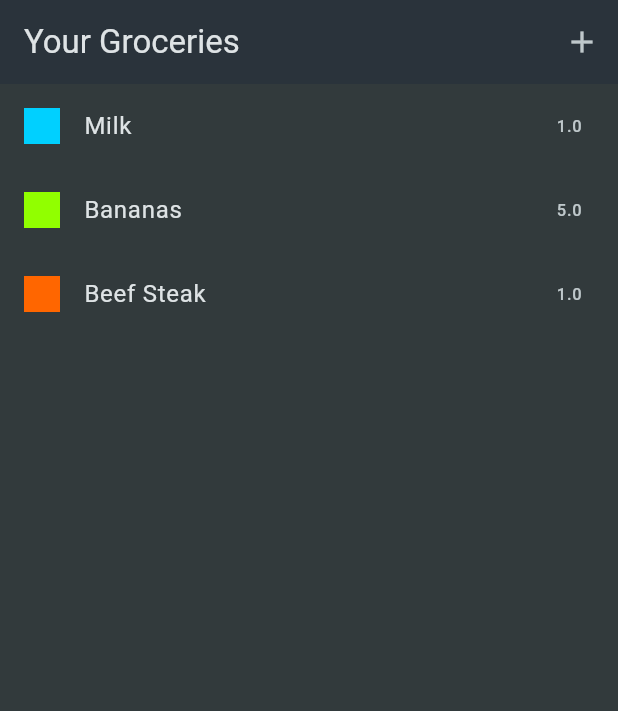
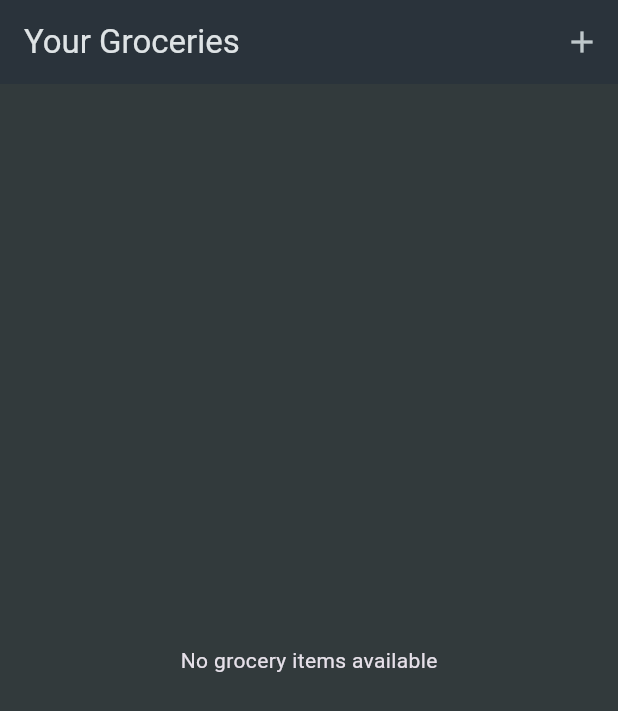
Before and after one commit to Gul-Is-Here/Shopping-List, a Flutter app: the GroceryList screen opened directly, on a phone screen of 412 x 824 dp. Shown: the top 711 px of the screen. Run offline on Flutter 3.47's test engine with Material 3 defaults, Android fonts, the light colour scheme and no system bars; our stand-ins replace get.

Commit message:
'Complete List'

```diff
--- a/lib/controller/item_controller.dart
+++ b/lib/controller/item_controller.dart
@@ -1,11 +1,31 @@
 import 'package:flutter/material.dart';
 import 'package:get/get.dart';
-import 'package:shpping_list/screens/add_new_item.dart';
+import 'package:shpping_list/data/categories.dart';
+
+import '../model/category.dart';
+import '../model/grocery_item.dart';
+import '../screens/add_new_item.dart';
 
 class ItemController extends GetxController {
-  void addNewItem(BuildContext context) {
-    Navigator.of(context).push(MaterialPageRoute(builder: (context) {
-      return const NewItem();
-    }));
+  final List<GroceryItem> groceryList = <GroceryItem>[].obs;
+  final formKey = GlobalKey<FormState>();
+  var enteredName = '';
+  var enteredQuantity = '';
+  Category selectedCategory = categories[Categories.vegetables] as Category;
+
+  void saveForm(BuildContext context) {
+    if (formKey.currentState!.validate()) {
+      formKey.currentState!.save();
+      groceryList.add(GroceryItem(
+          id: DateTime.now().toString(),
+          name: enteredName,
+          quantity: double.parse(enteredQuantity),
+          category: selectedCategory));
+      Get.back(); // Close the dialog after adding the item
+    }
+  }
+
+  void addNewItem(BuildContext context) async {
+    await Get.to(() => const NewItem());
   }
 }
--- a/lib/data/dummy_items.dart
+++ /dev/null
@@ -1,21 +0,0 @@
-import 'package:shpping_list/data/categories.dart';
-import 'package:shpping_list/model/category.dart';
-import 'package:shpping_list/model/grocery_item.dart';
-
-final groceryItems = [
-  GroceryItem(
-      id: 'a',
-      name: 'Milk',
-      quantity: 1,
-      category: categories[Categories.dairy] as Category),
-  GroceryItem(
-      id: 'b',
-      name: 'Bananas',
-      quantity: 5,
-      category: categories[Categories.fruit] as Category),
-  GroceryItem(
-      id: 'c',
-      name: 'Beef Steak',
-      quantity: 1,
-      category: categories[Categories.meat] as Category),
-];
--- a/lib/main.dart
+++ b/lib/main.dart
@@ -1,7 +1,7 @@
 import 'package:flutter/material.dart';
 import 'package:get/get.dart';
 
-import 'widgets/grocery_list.dart';
+import 'screens/grocery_list.dart';
 
 void main() {
   runApp(const MyApp());
@@ -24,7 +24,7 @@ class MyApp extends StatelessWidget {
         ),
         scaffoldBackgroundColor: const Color.fromARGB(255, 50, 58, 60),
       ),
-      home: const GroceryList(),
+      home: GroceryList(),
     );
   }
 }
--- a/lib/screens/grocery_list.dart
+++ b/lib/screens/grocery_list.dart
@@ -1,15 +1,14 @@
 import 'package:flutter/material.dart';
 import 'package:get/get.dart';
-import 'package:shpping_list/controller/list_controller.dart';
-
-import '../data/dummy_items.dart';
+import 'package:shpping_list/controller/item_controller.dart';
 
 class GroceryList extends StatelessWidget {
-  const GroceryList({super.key});
+  final ItemController controller = Get.put(ItemController());
+
+  GroceryList({super.key});
 
   @override
   Widget build(BuildContext context) {
-    final controller = Get.put(ItemController());
     return Scaffold(
       appBar: AppBar(
         title: const Text('Your Groceries'),
@@ -18,21 +17,29 @@ class GroceryList extends StatelessWidget {
             onPressed: () {
               controller.addNewItem(context);
             },
-              icon: const Icon(Icons.add))
+            icon: const Icon(Icons.add),
+          ),
         ],
       ),
-      body: ListView.builder(
-        itemCount: groceryItems.length,
-        itemBuilder: (ctx, index) => ListTile(
-          title: Text(groceryItems[index].name),
+      body: Obx(
+        () => controller.groceryList.isEmpty
+            ? const Center(child: Text('No grocery items available'))
+            : ListView.builder(
+                itemCount: controller.groceryList.length,
+                itemBuilder: (ctx, index) {
+                  // final groceryItem = controller.groceryList[index];
+                  return ListTile(
+                    title: Text(controller.groceryList[index].name),
                     leading: Container(
                       width: 24,
                       height: 24,
-            color: groceryItems[index].category.color,
+                      color: controller.groceryList[index].category.color,
                     ),
                     trailing: Text(
-            groceryItems[index].quantity.toString(),
+                      controller.groceryList[index].quantity.toString(),
                     ),
+                  );
+                },
               ),
       ),
     );
```
Also changed, not shown: lib/screens/add_new_item.dart (+61 -7 lines). Lines whose indentation alone changed are shown as unchanged.
